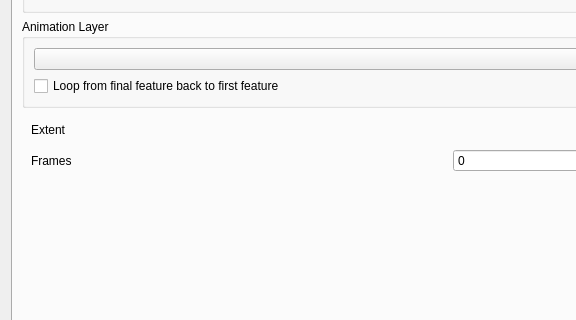
This is animation_workbench/ui/animation_workbench_base.ui in timlinux/QGISAnimationWorkbench as Qt 5 draws it before an edit; both pictures show x 0 to 576 and y 94 to 414 of the 1175 by 760 pixel window. The edited form follows.
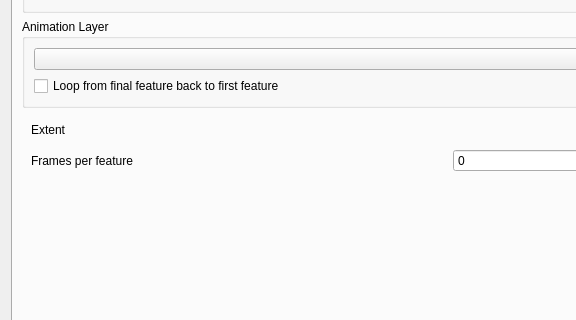
This is the edited form. The open tabs and pages were chosen to show the change. Custom widgets are drawn as their Qt base class.

What changed in the file:
```diff
--- a/animation_workbench/ui/animation_workbench_base.ui
+++ b/animation_workbench/ui/animation_workbench_base.ui
@@ -481,7 +481,7 @@
            <item row="2" column="0">
             <widget class="QLabel" name="extent_frames_label">
              <property name="text">
-              <string>Frames</string>
+              <string>Frames per feature</string>
              </property>
             </widget>
            </item>
```
Left out of the diff: 2 changed lines with no effect on the pictures.
